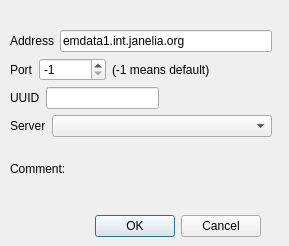
Before: the Qt Designer form neurolabi/gui/zdviddialog.ui in janelia-flyem/NeuTu, drawn with Qt 5.
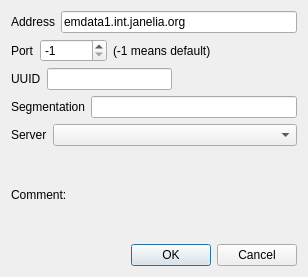
After: the same form once the commit is applied.

The edit to the form file:
```diff
--- a/neurolabi/gui/zdviddialog.ui
+++ b/neurolabi/gui/zdviddialog.ui
@@ -6,38 +6,21 @@
    <rect>
     <x>0</x>
     <y>0</y>
-    <width>289</width>
-    <height>246</height>
+    <width>308</width>
+    <height>277</height>
    </rect>
   </property>
+  <property name="sizePolicy">
+   <sizepolicy hsizetype="Fixed" vsizetype="Fixed">
+    <horstretch>0</horstretch>
+    <verstretch>0</verstretch>
+   </sizepolicy>
+  </property>
   <property name="windowTitle">
    <string>DVID Server</string>
   </property>
-  <widget class="QDialogButtonBox" name="buttonBox">
-   <property name="geometry">
-    <rect>
-     <x>80</x>
-     <y>210</y>
-     <width>181</width>
-     <height>32</height>
-    </rect>
-   </property>
-   <property name="orientation">
-    <enum>Qt::Horizontal</enum>
-   </property>
-   <property name="standardButtons">
-    <set>QDialogButtonBox::Cancel|QDialogButtonBox::Ok</set>
-   </property>
-  </widget>
-  <widget class="QWidget" name="layoutWidget">
-   <property name="geometry">
-    <rect>
-     <x>10</x>
-     <y>30</y>
-     <width>262</width>
-     <height>164</height>
-    </rect>
-   </property>
+  <layout class="QVBoxLayout" name="verticalLayout_4">
+   <item>
    <layout class="QVBoxLayout" name="verticalLayout_3">
     <item>
      <layout class="QVBoxLayout" name="verticalLayout_2">
@@ -142,6 +125,20 @@
         </item>
        </layout>
       </item>
+       <item>
+        <layout class="QHBoxLayout" name="horizontalLayout_7">
+         <item>
+          <widget class="QLabel" name="label_7">
+           <property name="text">
+            <string>Segmentation</string>
+           </property>
+          </widget>
+         </item>
+         <item>
+          <widget class="QLineEdit" name="bodyLineEdit"/>
+         </item>
+        </layout>
+       </item>
       <item>
        <layout class="QHBoxLayout" name="horizontalLayout_4">
         <item>
@@ -190,7 +187,18 @@
      </layout>
     </item>
    </layout>
-  </widget>
+   </item>
+   <item>
+    <widget class="QDialogButtonBox" name="buttonBox">
+     <property name="orientation">
+      <enum>Qt::Horizontal</enum>
+     </property>
+     <property name="standardButtons">
+      <set>QDialogButtonBox::Cancel|QDialogButtonBox::Ok</set>
+     </property>
+    </widget>
+   </item>
+  </layout>
  </widget>
  <resources/>
  <connections>
```
Lines whose indentation alone changed are shown as unchanged.
